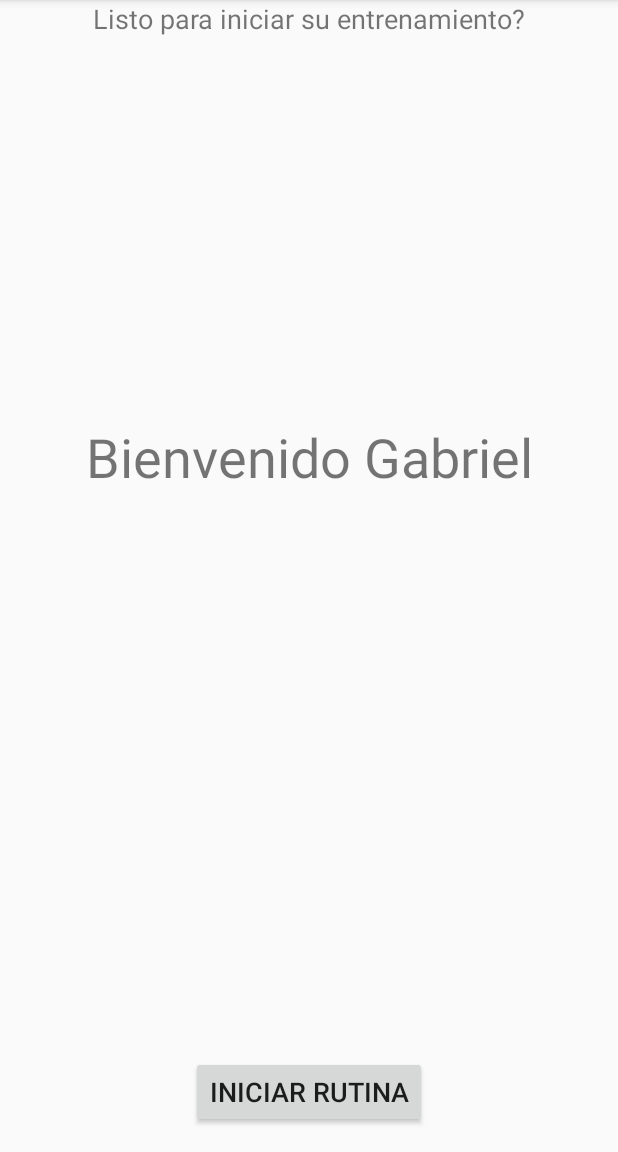
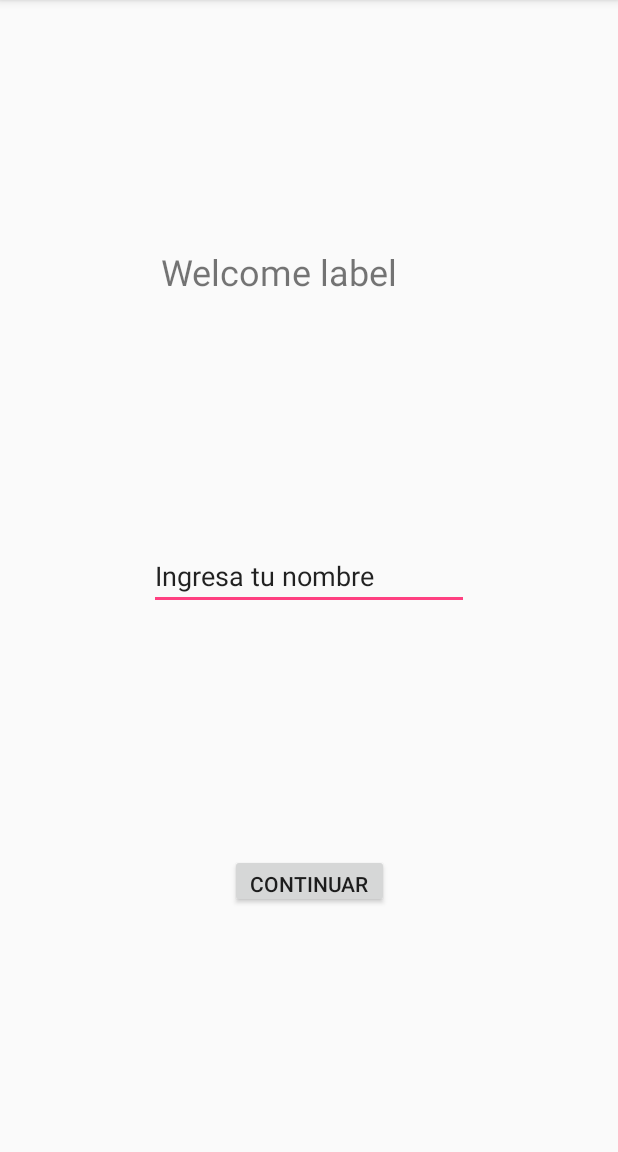
Before and after one commit to gaboisleno/SeminarioII, an Android app: the screen it shows after launch (MainActivity before the commit, Login after it), on a phone screen of 412 x 824 dp, the part 84-1236 px from its top. Run offline under Robolectric (Android 15) with nearby library versions, the phone set to English and light mode, and no system bars.

Commit message:
create user activity

```diff
--- a/app/src/main/AndroidManifest.xml
+++ b/app/src/main/AndroidManifest.xml
@@ -3,7 +3,7 @@
     package="com.example.administrador.myapplication">
 
     <uses-permission android:name="android.permission.WRITE_EXTERNAL_STORAGE" />
-    <uses-permission android:name="android.permission.READ_EXTERNAL_STORAGE"/>
+    <uses-permission android:name="android.permission.READ_EXTERNAL_STORAGE" />
 
     <application
         android:allowBackup="true"
@@ -12,15 +12,15 @@
         android:roundIcon="@mipmap/ic_launcher_round"
         android:supportsRtl="true"
         android:theme="@style/AppTheme">
-        <activity android:name=".MainActivity">
+        <activity android:name=".Login">
             <intent-filter>
                 <action android:name="android.intent.action.MAIN" />
-
                 <category android:name="android.intent.category.LAUNCHER" />
             </intent-filter>
         </activity>
-        <activity android:name=".JustDoIt"></activity>
-
+        <activity android:name=".MainActivity">
+        </activity>
+        <activity android:name=".JustDoIt" />
     </application>
 
 </manifest>
--- a/app/src/main/java/com/example/administrador/myapplication/Ejercicios.json
+++ /dev/null
@@ -1,20 +0,0 @@
-[
-  {
-    "Tipo": 1,
-    "Nombre": "Sentadillas",
-    "Descripcion": "Test"
-  },
-
-  {
-    "Tipo": 1,
-    "Nombre": "Zancadas",
-    "Descripcion": "Test"
-  },
-
-  {
-    "Tipo": 2,
-    "Nombre": "Flexiones",
-    "Descripcion": "Test"
-  }
-
-]
--- a/app/src/main/java/com/example/administrador/myapplication/FileHelper.java
+++ b/app/src/main/java/com/example/administrador/myapplication/FileHelper.java
@@ -24,6 +24,21 @@ public class FileHelper extends  Application{
         }
     }
 
+    public boolean fileExists(String fileName){
+        StringBuilder stringBuilder = new StringBuilder();
+        String line;
+        BufferedReader in = null;
+
+        try {
+            in = new BufferedReader(new FileReader(new File(Environment.getExternalStorageDirectory(), fileName)));
+            while ((line = in.readLine()) != null) stringBuilder.append(line);
+        } catch (IOException e) {
+            return false;
+        }
+
+        return true;
+    }
+
     public String readFileAsString(String fileName) {
 
         StringBuilder stringBuilder = new StringBuilder();
--- /dev/null
+++ b/app/src/main/java/com/example/administrador/myapplication/Login.java
@@ -0,0 +1,49 @@
+package com.example.administrador.myapplication;
+
+import android.content.Intent;
+import android.support.v7.app.AppCompatActivity;
+import android.os.Bundle;
+import android.util.Log;
+import android.view.View;
+import android.widget.Button;
+import android.widget.TextView;
+
+import com.google.gson.Gson;
+
+public class Login extends AppCompatActivity {
+
+    FileHelper fh = new FileHelper();
+
+    @Override
+    protected void onCreate(Bundle savedInstanceState) {
+        super.onCreate(savedInstanceState);
+        setContentView(R.layout.activity_login);
+
+        //Si el usuario existe goto MainActivity
+        if (fh.fileExists("user.json")){
+            startActivity(new Intent(Login.this, MainActivity.class));
+        }
+
+        Button btn = (Button)findViewById(R.id.buttonContinue);
+        btn.setOnClickListener(new View.OnClickListener() {
+            @Override
+            public void onClick(View v) {
+                TextView textName = (TextView)findViewById(R.id.editName);
+                Gson gson = new Gson();
+
+                //Create user
+                String myUserJson = "{\"nombre\":\""+textName.getText()+"\",\"nivel\":\"1\",\"experiencia\":0}";
+                //Usuario appUser = gson.fromJson(myUserJson, Usuario.class);
+
+                //*Create json file
+                if( fh.writeStringAsFile(myUserJson, "user.json")){
+                    //Go to MainActivity
+                    Log.d("File", "User file created");
+                    startActivity(new Intent(Login.this, MainActivity.class));
+                }else{
+                    Log.d("File", "User file not created !");
+                }
+            }
+        });
+    }
+}
--- a/app/src/main/java/com/example/administrador/myapplication/MainActivity.java
+++ b/app/src/main/java/com/example/administrador/myapplication/MainActivity.java
@@ -18,9 +18,6 @@ public class MainActivity extends AppCompatActivity {
         Gson gson       = new Gson();
         FileHelper fh   = new FileHelper();
 
-        //Load Json's
-        String myUserJson = "{\"nombre\":\"Gabriel\",\"nivel\":\"1\",\"experiencia\":0}";
-
         String myExercisesJson = "[" +
                 "{\"descripcion\":\"Test\",\"nombre\":\"Zancadas\",\"tipo\":1}, " +
                 "{\"descripcion\":\"Test\",\"nombre\":\"Sentadillas\",\"tipo\":1}, " +
@@ -30,24 +27,13 @@ public class MainActivity extends AppCompatActivity {
                 "{\"descripcion\":\"Test\",\"nombre\":\"Plancha\",\"tipo\":1} " +
                 "]";
 
-        Usuario appUser = gson.fromJson(myUserJson, Usuario.class);
-
         TextView myText = (TextView)findViewById(R.id.welcomeUser);
-        myText.setText("Bienvenido " + appUser.getNombre());
-
-        //*Create json files
-        if( fh.writeStringAsFile(myUserJson, "user.json")){
-           Log.d("File", "User file created");
-        }else{
-           Log.d("File", "User file not created !");
-        }
 
         if( fh.writeStringAsFile(myExercisesJson, "exercises.json")){
             Log.d("File", "Exercise file created");
         }else{
             Log.d("File", "Exercise file not created !");
         }
-
 
         //*Read json files
         String userInfo = fh.readFileAsString("user.json");
@@ -56,6 +42,8 @@ public class MainActivity extends AppCompatActivity {
         String exercisesInfo = fh.readFileAsString("exercises.json");
         Log.d("ReadFile", exercisesInfo);
 
+        Usuario appUser = gson.fromJson(userInfo, Usuario.class);
+        myText.setText("Bienvenido " + appUser.getNombre());
 
     }
 
@@ -64,7 +52,10 @@ public class MainActivity extends AppCompatActivity {
         startActivity(miIntent);
     }
 
-
+    @Override
+    public void onBackPressed() {
+        moveTaskToBack(true);
+    }
 
 
 
--- /dev/null
+++ b/app/src/main/res/layout/activity_login.xml
@@ -0,0 +1,60 @@
+<?xml version="1.0" encoding="utf-8"?>
+<android.support.constraint.ConstraintLayout xmlns:android="http://schemas.android.com/apk/res/android"
+    xmlns:app="http://schemas.android.com/apk/res-auto"
+    xmlns:tools="http://schemas.android.com/tools"
+    android:layout_width="match_parent"
+    android:layout_height="match_parent"
+    tools:context=".Login">
+
+    <Button
+        android:id="@+id/buttonContinue"
+        android:layout_width="106dp"
+        android:layout_height="36dp"
+        android:layout_marginStart="8dp"
+        android:layout_marginLeft="8dp"
+        android:layout_marginTop="8dp"
+        android:layout_marginEnd="8dp"
+        android:layout_marginRight="8dp"
+        android:layout_marginBottom="8dp"
+        android:text="Continuar"
+        app:layout_constraintBottom_toBottomOf="parent"
+        app:layout_constraintEnd_toEndOf="parent"
+        app:layout_constraintStart_toStartOf="parent"
+        app:layout_constraintTop_toBottomOf="@+id/editName" />
+
+    <TextView
+        android:id="@+id/textWelcome"
+        android:layout_width="197dp"
+        android:layout_height="wrap_content"
+        android:layout_marginStart="8dp"
+        android:layout_marginLeft="8dp"
+        android:layout_marginTop="8dp"
+        android:layout_marginEnd="8dp"
+        android:layout_marginRight="8dp"
+        android:layout_marginBottom="8dp"
+        android:text="Welcome label"
+        android:textSize="24sp"
+        app:layout_constraintBottom_toTopOf="@+id/editName"
+        app:layout_constraintEnd_toEndOf="parent"
+        app:layout_constraintStart_toStartOf="parent"
+        app:layout_constraintTop_toTopOf="parent" />
+
+    <EditText
+        android:id="@+id/editName"
+        android:layout_width="wrap_content"
+        android:layout_height="wrap_content"
+        android:layout_marginStart="8dp"
+        android:layout_marginLeft="8dp"
+        android:layout_marginTop="8dp"
+        android:layout_marginEnd="8dp"
+        android:layout_marginRight="8dp"
+        android:layout_marginBottom="8dp"
+        android:ems="10"
+        android:inputType="textPersonName"
+        android:text="Ingresa tu nombre"
+        app:layout_constraintBottom_toBottomOf="parent"
+        app:layout_constraintEnd_toEndOf="parent"
+        app:layout_constraintStart_toStartOf="parent"
+        app:layout_constraintTop_toTopOf="parent" />
+
+</android.support.constraint.ConstraintLayout>
```
